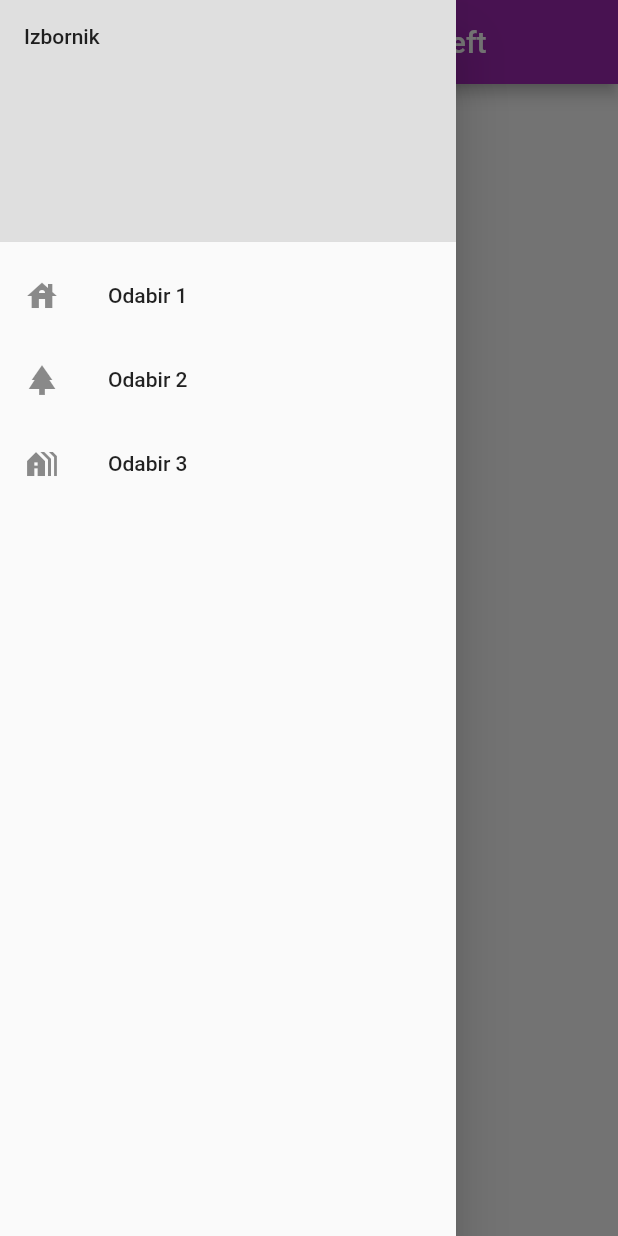
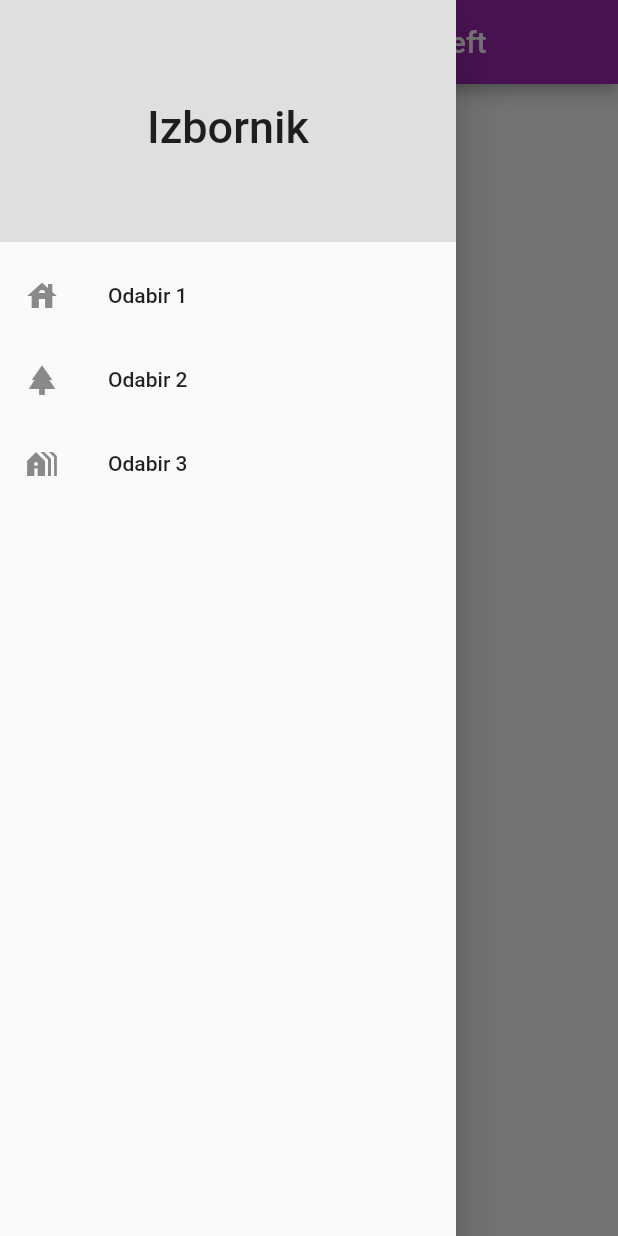
Before and after one commit to CroAnna/RAMPU-navigation-drawer, a Flutter app: the screen it shows after launch, with the side drawer open, on a phone screen of 412 x 824 dp. Run offline on Flutter 3.47's test engine with Material 2 defaults, Android fonts, the phone set to English and light mode, and no system bars.

Commit message:
dodani constovi da nema warninga, otvaraju se nove stranice na klik

```diff
--- a/lib/main.dart
+++ b/lib/main.dart
@@ -1,4 +1,6 @@
 import 'package:flutter/material.dart';
+import 'package:navigationdrawer/odabir1.dart';
+import 'package:navigationdrawer/odabir2.dart';
 
 void main() {
   runApp(const MyApp());
@@ -16,8 +18,16 @@ class MyApp extends StatelessWidget {
   }
 }
 
-class RootPage extends StatelessWidget {
+class RootPage extends StatefulWidget {
   const RootPage({super.key});
+
+  @override
+  State<RootPage> createState() => _RootPageState();
+}
+
+class _RootPageState extends State<RootPage> {
+  List<Widget> pages = const [Odabir1(), Odabir2()]; // za body
+
   @override
   Widget build(BuildContext context) {
     return Scaffold(
@@ -29,31 +39,46 @@ class RootPage extends StatelessWidget {
       drawer: Drawer(
         child: ListView(
           children: [
-            DrawerHeader(
+            const DrawerHeader(
               decoration: BoxDecoration(
                 color: Color.fromARGB(255, 223, 223, 223),
               ),
-              child: Text("Izbornik"),
+              child: Center(
+                child: Text(
+                  "Izbornik",
+                  style: TextStyle(fontSize: 30.0),
+                ),
+              ),
             ),
             ListTile(
-              leading: Icon(Icons.house),
-              title: Text("Odabir 1"),
+              leading: const Icon(Icons.house),
+              title: const Text("Odabir 1"),
               onTap: () {
-                Navigator.of(context).pop();
+                Navigator.of(context).push(
+                  MaterialPageRoute(builder: (context) => const Odabir1()),
+                );
               },
             ),
             ListTile(
-              leading: Icon(Icons.park),
-              title: Text("Odabir 2"),
+              leading: const Icon(Icons.park),
+              title: const Text("Odabir 2"),
               onTap: () {
-                Navigator.of(context).pop();
+                Navigator.of(context).push(
+                  MaterialPageRoute(builder: (context) => const Odabir2()),
+                );
               },
             ),
             ListTile(
-              leading: Icon(Icons.holiday_village),
-              title: Text("Odabir 3"),
+              leading: const Icon(Icons.holiday_village),
+              title: const Text("Odabir 3"),
               onTap: () {
-                Navigator.of(context).pop();
+                Navigator.pop(context);
+
+                Navigator.of(context).push(
+                  MaterialPageRoute(
+                    builder: (context) => const Odabir1(),
+                  ),
+                );
               },
             ),
           ],
```
Also changed, not shown: lib/odabir1.dart (added, +13 -0 lines), lib/odabir2.dart (added, +13 -0 lines), lib/odabir3.dart (added, +13 -0 lines).
